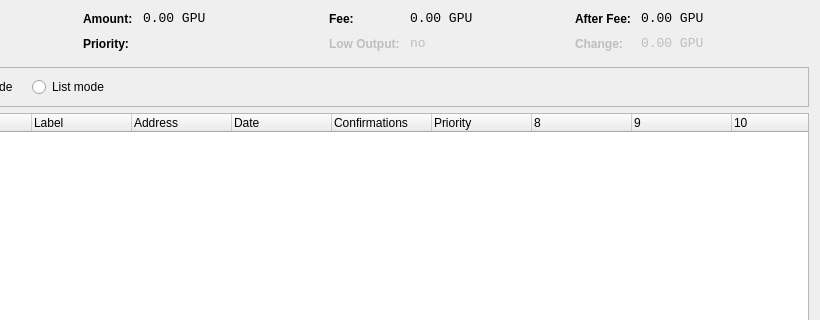
The window that src/qt/forms/coincontroldialog.ui (white92d15b7/GPU-Coin) describes before a commit, drawn with Qt 5; both pictures show x 180 to 1000 and y 0 to 320 of the 1000 by 500 pixel window.
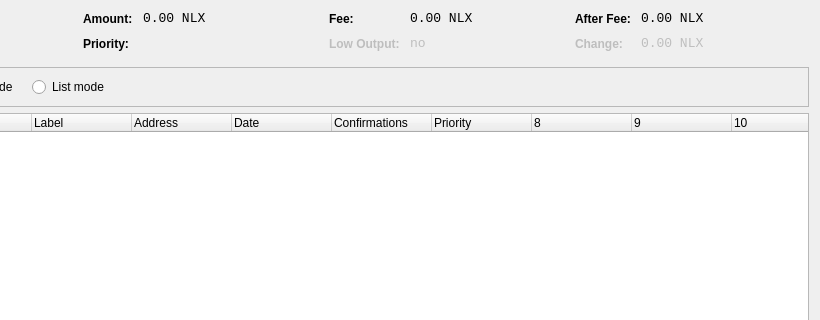
The same window after the commit. Icons and pictures are not drawn. Custom widgets are drawn as their Qt base class.

Diff of the .ui file:
```diff
--- a/src/qt/forms/coincontroldialog.ui
+++ b/src/qt/forms/coincontroldialog.ui
@@ -144,7 +144,7 @@
           <enum>Qt::ActionsContextMenu</enum>
          </property>
          <property name="text">
-          <string notr="true">0.00 GPU</string>
+          <string notr="true">0.00 NLX</string>
          </property>
          <property name="textInteractionFlags">
           <set>Qt::LinksAccessibleByMouse|Qt::TextSelectableByKeyboard|Qt::TextSelectableByMouse</set>
@@ -224,7 +224,7 @@
           <enum>Qt::ActionsContextMenu</enum>
          </property>
          <property name="text">
-          <string notr="true">0.00 GPU</string>
+          <string notr="true">0.00 NLX</string>
          </property>
          <property name="textInteractionFlags">
           <set>Qt::LinksAccessibleByMouse|Qt::TextSelectableByKeyboard|Qt::TextSelectableByMouse</set>
@@ -310,7 +310,7 @@
           <enum>Qt::ActionsContextMenu</enum>
          </property>
          <property name="text">
-          <string notr="true">0.00 GPU</string>
+          <string notr="true">0.00 NLX</string>
          </property>
          <property name="textInteractionFlags">
           <set>Qt::LinksAccessibleByMouse|Qt::TextSelectableByKeyboard|Qt::TextSelectableByMouse</set>
@@ -348,7 +348,7 @@
           <enum>Qt::ActionsContextMenu</enum>
          </property>
          <property name="text">
-          <string notr="true">0.00 GPU</string>
+          <string notr="true">0.00 NLX</string>
          </property>
          <property name="textInteractionFlags">
           <set>Qt::LinksAccessibleByMouse|Qt::TextSelectableByKeyboard|Qt::TextSelectableByMouse</set>
```
